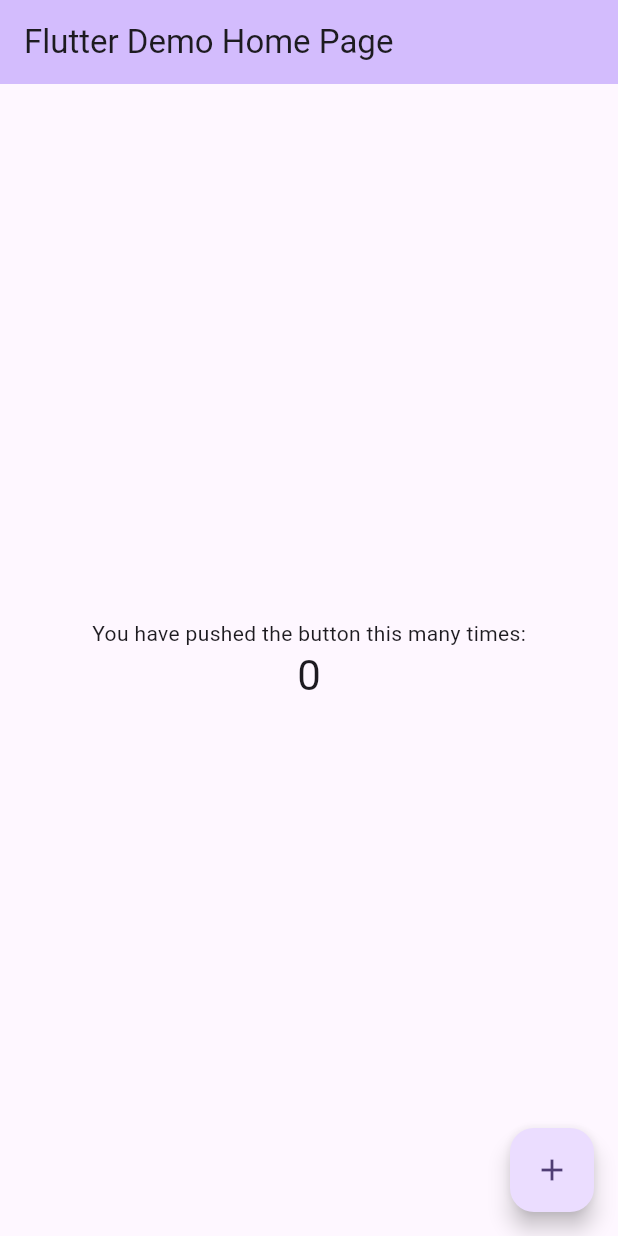
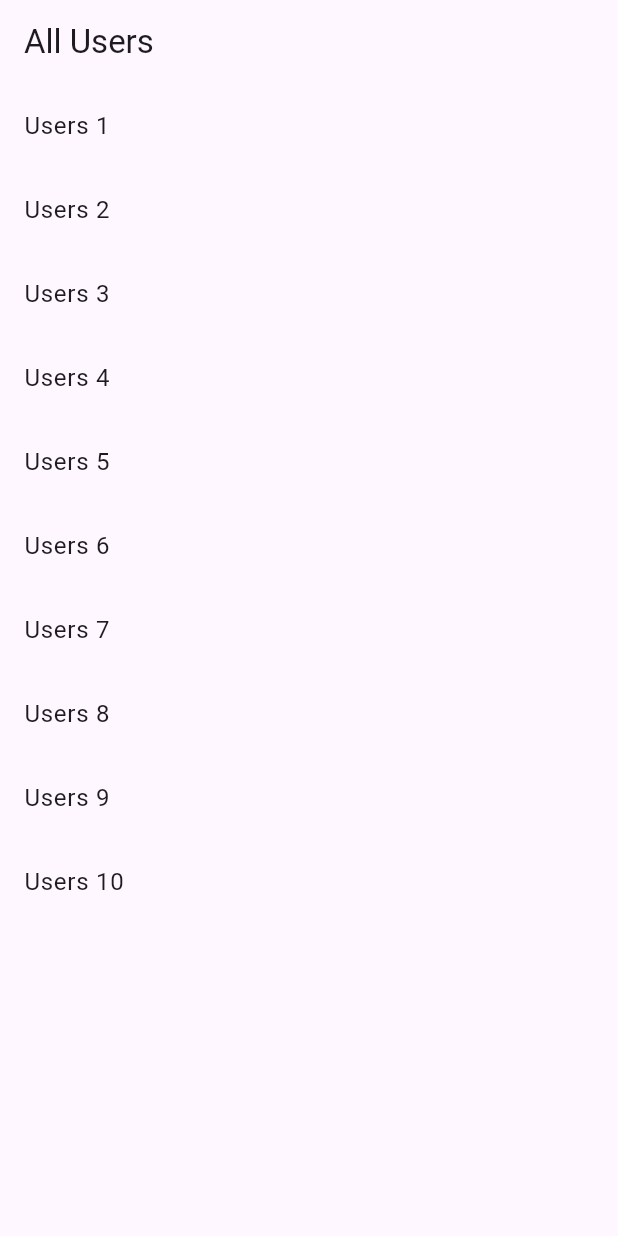
Before and after one commit to wandi1209/flutter-clean-architecture, a Flutter app: the screen it shows after launch, on a phone screen of 412 x 824 dp. Run offline on Flutter 3.47's test engine with Material 3 defaults, Android fonts, the phone set to English and light mode, and no system bars; our stand-ins replace bloc, connectivity_plus, dartz, dio, equatable, flutter_dotenv and 2 more; accounts and stored records are empty.

Commit message:
feat(profile): create Slicing UI presentation

```diff
--- a/analysis_options.yaml
+++ b/analysis_options.yaml
@@ -21,6 +21,7 @@ linter:
   # `// ignore_for_file: name_of_lint` syntax on the line or in the file
   # producing the lint.
   rules:
+    prefer_const_constructors: true
     # avoid_print: false  # Uncomment to disable the `avoid_print` rule
     # prefer_single_quotes: true  # Uncomment to enable the `prefer_single_quotes` rule
 
--- /dev/null
+++ b/devtools_options.yaml
@@ -0,0 +1,4 @@
+description: This file stores settings for Dart & Flutter DevTools.
+documentation: https://docs.flutter.dev/tools/devtools/extensions#configure-extension-enablement-states
+extensions:
+  - provider: true
--- /dev/null
+++ b/lib/core/routes/app_router.dart
@@ -0,0 +1,28 @@
+import '../../features/profile/presentation/pages/all_user_page.dart';
+import '../../features/profile/presentation/pages/detail_user_page.dart';
+import 'package:go_router/go_router.dart';
+
+class AppRouter {
+  get router => GoRouter(
+    initialLocation: "/",
+    routes: [
+      GoRoute(
+        path: "/",
+        name: "all_users",
+        pageBuilder:
+            (context, state) => const NoTransitionPage(child: AllUserPage()),
+        routes: [
+          // sub routes
+          GoRoute(
+            path: "detail-user",
+            name: "detail_user",
+            pageBuilder:
+                (context, state) => NoTransitionPage(
+                  child: DetailUserPage(userId: state.extra as int),
+                ),
+          ),
+        ],
+      ),
+    ],
+  );
+}
--- a/lib/features/profile/data/datasources/local_datasource.dart
+++ b/lib/features/profile/data/datasources/local_datasource.dart
@@ -1,4 +1,4 @@
-import 'package:clean_architecture/features/profile/data/models/profile_model.dart';
+import '../models/profile_model.dart';
 import 'package:hive/hive.dart';
 
 abstract class ProfileLocalDatasource {
--- a/lib/features/profile/data/models/profile_model.dart
+++ b/lib/features/profile/data/models/profile_model.dart
@@ -1,4 +1,4 @@
-import 'package:clean_architecture/features/profile/domain/entities/profile.dart';
+import '../../domain/entities/profile.dart';
 
 class ProfileModel extends Profile {
   final String firstName;
--- a/lib/features/profile/domain/repositories/profile_repository.dart
+++ b/lib/features/profile/domain/repositories/profile_repository.dart
@@ -1,5 +1,5 @@
-import 'package:clean_architecture/core/errors/failure.dart';
-import 'package:clean_architecture/features/profile/domain/entities/profile.dart';
+import '../../../../core/errors/failure.dart';
+import '../entities/profile.dart';
 import 'package:dartz/dartz.dart';
 
 abstract class ProfileRepository {
--- a/lib/features/profile/domain/usecases/get_all_user.dart
+++ b/lib/features/profile/domain/usecases/get_all_user.dart
@@ -1,6 +1,6 @@
-import 'package:clean_architecture/core/errors/failure.dart';
-import 'package:clean_architecture/features/profile/domain/entities/profile.dart';
-import 'package:clean_architecture/features/profile/domain/repositories/profile_repository.dart';
+import '../../../../core/errors/failure.dart';
+import '../entities/profile.dart';
+import '../repositories/profile_repository.dart';
 import 'package:dartz/dartz.dart';
 
 class GetAllUser {
--- a/lib/features/profile/domain/usecases/get_user_by_id.dart
+++ b/lib/features/profile/domain/usecases/get_user_by_id.dart
@@ -1,6 +1,6 @@
-import 'package:clean_architecture/core/errors/failure.dart';
-import 'package:clean_architecture/features/profile/domain/entities/profile.dart';
-import 'package:clean_architecture/features/profile/domain/repositories/profile_repository.dart';
+import '../../../../core/errors/failure.dart';
+import '../entities/profile.dart';
+import '../repositories/profile_repository.dart';
 import 'package:dartz/dartz.dart';
 
 class GetUserById {
--- /dev/null
+++ b/lib/features/profile/presentation/pages/all_user_page.dart
@@ -0,0 +1,24 @@
+import 'package:flutter/material.dart';
+import 'package:go_router/go_router.dart';
+
+class AllUserPage extends StatelessWidget {
+  const AllUserPage({super.key});
+
+  @override
+  Widget build(BuildContext context) {
+    return Scaffold(
+      appBar: AppBar(title: const Text("All Users")),
+      body: ListView.builder(
+        itemCount: 10,
+        itemBuilder: (context, index) {
+          return ListTile(
+            onTap: () {
+              context.pushNamed("detail_user", extra: index + 1);
+            },
+            title: Text("Users ${index + 1}"),
+          );
+        },
+      ),
+    );
+  }
+}
--- a/lib/main.dart
+++ b/lib/main.dart
@@ -1,124 +1,19 @@
+import 'core/routes/app_router.dart';
 import 'package:flutter/material.dart';
 import 'package:flutter_dotenv/flutter_dotenv.dart';
 
 void main() async {
-  await dotenv.load(fileName: ".env");
+  await dotenv.load(fileName: '.env');
   runApp(const MyApp());
 }
 
 class MyApp extends StatelessWidget {
   const MyApp({super.key});
 
-  // This widget is the root of your application.
   @override
   Widget build(BuildContext context) {
-    return MaterialApp(
-      title: 'Flutter Demo',
-      theme: ThemeData(
-        // This is the theme of your application.
-        //
-        // TRY THIS: Try running your application with "flutter run". You'll see
-        // the application has a purple toolbar. Then, without quitting the app,
-        // try changing the seedColor in the colorScheme below to Colors.green
-        // and then invoke "hot reload" (save your changes or press the "hot
-        // reload" button in a Flutter-supported IDE, or press "r" if you used
-        // the command line to start the app).
-        //
-        // Notice that the counter didn't reset back to zero; the application
-        // state is not lost during the reload. To reset the state, use hot
-        // restart instead.
-        //
-        // This works for code too, not just values: Most code changes can be
-        // tested with just a hot reload.
-        colorScheme: ColorScheme.fromSeed(seedColor: Colors.deepPurple),
-      ),
-      home: const MyHomePage(title: 'Flutter Demo Home Page'),
+    return MaterialApp.router(
+      routerConfig: AppRouter().router,
     );
   }
 }
-
-class MyHomePage extends StatefulWidget {
-  const MyHomePage({super.key, required this.title});
-
-  // This widget is the home page of your application. It is stateful, meaning
-  // that it has a State object (defined below) that contains fields that affect
-  // how it looks.
-
-  // This class is the configuration for the state. It holds the values (in this
-  // case the title) provided by the parent (in this case the App widget) and
-  // used by the build method of the State. Fields in a Widget subclass are
-  // always marked "final".
-
-  final String title;
-
-  @override
-  State<MyHomePage> createState() => _MyHomePageState();
-}
-
-class _MyHomePageState extends State<MyHomePage> {
-  int _counter = 0;
-
-  void _incrementCounter() {
-    setState(() {
-      // This call to setState tells the Flutter framework that something has
-      // changed in this State, which causes it to rerun the build method below
-      // so that the display can reflect the updated values. If we changed
-      // _counter without calling setState(), then the build method would not be
-      // called again, and so nothing would appear to happen.
-      _counter++;
-    });
-  }
-
-  @override
-  Widget build(BuildContext context) {
-    // This method is rerun every time setState is called, for instance as done
-    // by the _incrementCounter method above.
-    //
-    // The Flutter framework has been optimized to make rerunning build methods
-    // fast, so that you can just rebuild anything that needs updating rather
-    // than having to individually change instances of widgets.
-    return Scaffold(
-      appBar: AppBar(
-        // TRY THIS: Try changing the color here to a specific color (to
-        // Colors.amber, perhaps?) and trigger a hot reload to see the AppBar
-        // change color while the other colors stay the same.
-        backgroundColor: Theme.of(context).colorScheme.inversePrimary,
-        // Here we take the value from the MyHomePage object that was created by
-        // the App.build method, and use it to set our appbar title.
-        title: Text(widget.title),
-      ),
-      body: Center(
-        // Center is a layout widget. It takes a single child and positions it
-        // in the middle of the parent.
-        child: Column(
-          // Column is also a layout widget. It takes a list of children and
-          // arranges them vertically. By default, it sizes itself to fit its
-          // children horizontally, and tries to be as tall as its parent.
-          //
-          // Column has various properties to control how it sizes itself and
-          // how it positions its children. Here we use mainAxisAlignment to
-          // center the children vertically; the main axis here is the vertical
-          // axis because Columns are vertical (the cross axis would be
-          // horizontal).
-          //
-          // TRY THIS: Invoke "debug painting" (choose the "Toggle Debug Paint"
-          // action in the IDE, or press "p" in the console), to see the
-          // wireframe for each widget.
-          mainAxisAlignment: MainAxisAlignment.center,
-          children: <Widget>[
-            const Text('You have pushed the button this many times:'),
-            Text(
-              '$_counter',
-              style: Theme.of(context).textTheme.headlineMedium,
-            ),
-          ],
-        ),
-      ),
-      floatingActionButton: FloatingActionButton(
-        onPressed: _incrementCounter,
-        tooltip: 'Increment',
-        child: const Icon(Icons.add),
-      ), // This trailing comma makes auto-formatting nicer for build methods.
-    );
-  }
-}
--- a/pubspec.yaml
+++ b/pubspec.yaml
@@ -44,6 +44,7 @@ dependencies:
   flutter_dotenv: ^5.2.1
   mockito: ^5.4.6
   build_runner: ^2.4.15
+  go_router: ^15.1.1
 
 dev_dependencies:
   flutter_test:
```
Also changed, not shown: lib/features/profile/data/datasources/remote_datasource.dart (+4 -4 lines), lib/features/profile/data/repositories/profile_repository_implementation.dart (+6 -6 lines), lib/features/profile/presentation/pages/detail_user_page.dart (added, +37 -0 lines), pubspec.lock, 5 other files.
